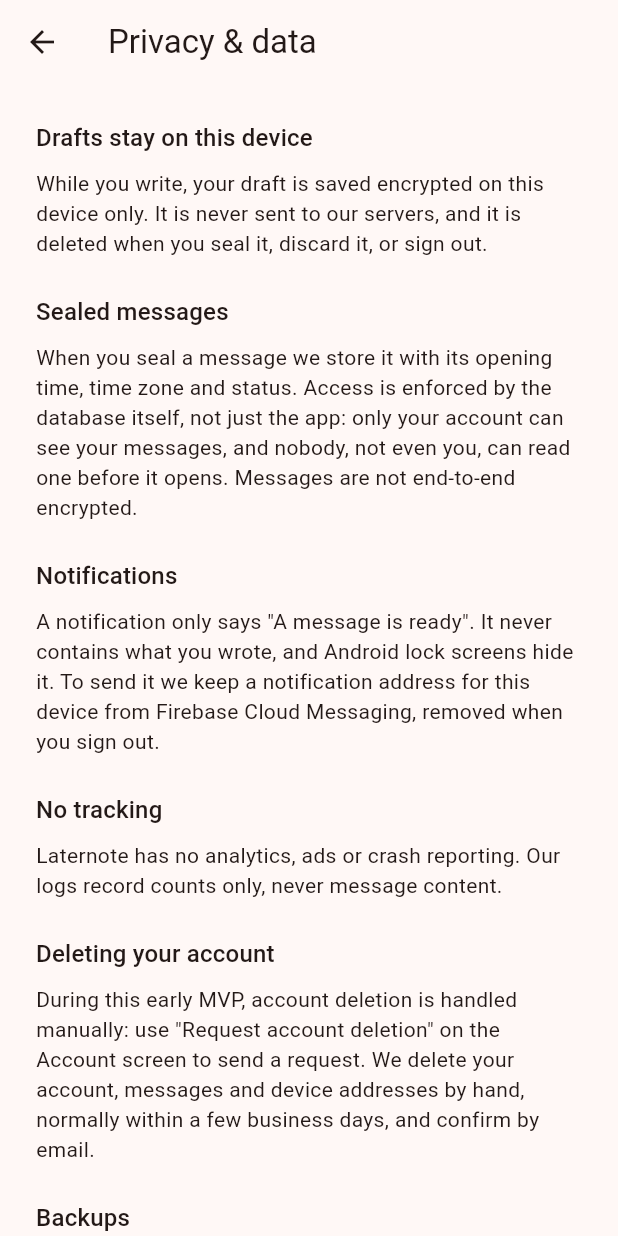
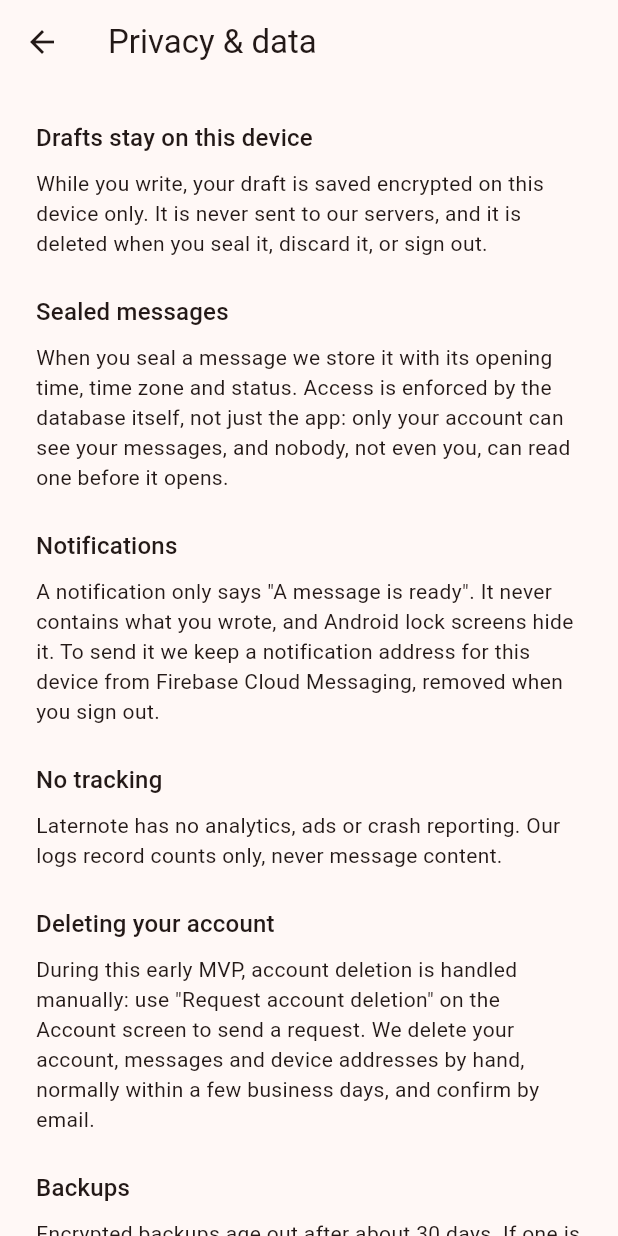
Before and after one commit to abianche/laternote, a Flutter app: the PrivacyScreen screen opened by its route, on a phone screen of 412 x 824 dp. Run offline on Flutter 3.47's test engine with Material 3 defaults, Android fonts, the phone set to English and light mode, and no system bars; our stand-ins replace firebase_core, firebase_messaging, flutter_riverpod, flutter_secure_storage, flutter_timezone, go_router and 3 more; missing offline and left inert: firebase_app_installations; accounts and stored records are empty; generated files the repository leaves out were written again; statements that could not run were skipped.

Commit message:
docs(privacy): drop the encryption statement for now
Co-Authored-By: Claude Opus 5.5 <noreply@anthropic.com>

```diff
--- a/lib/features/account/presentation/privacy_screen.dart
+++ b/lib/features/account/presentation/privacy_screen.dart
@@ -13,8 +13,7 @@ const privacySections = <(String, String)>[
     'When you seal a message we store it with its opening time, time '
         'zone and status. Access is enforced by the database itself, not '
         'just the app: only your account can see your messages, and nobody, '
-        'not even you, can read one before it opens. Messages are not '
-        'end-to-end encrypted.',
+        'not even you, can read one before it opens.',
   ),
   (
     'Notifications',
```
Also changed, not shown: 1 other file.
